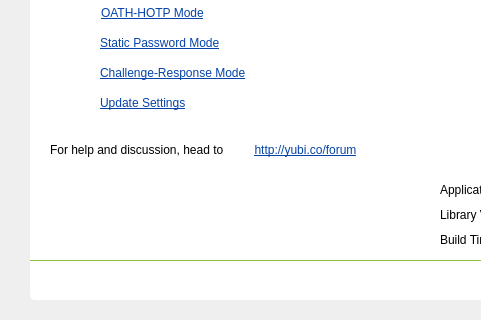
Before: the Qt Designer form src/ui/aboutpage.ui in Yubico/yubikey-personalization-gui, drawn with Qt 5; both pictures show x 0 to 481 and y 230 to 550 of the 730 by 650 pixel window.
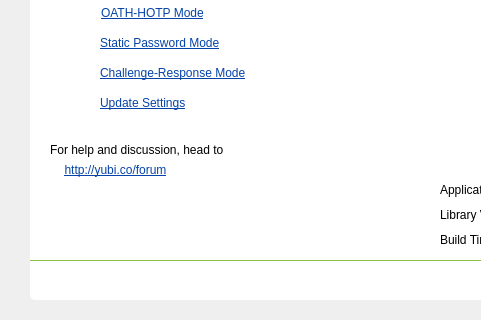
After: the same form once the commit is applied. Icons and pictures are not drawn.

Commit message: move the support link to it's own line

```diff
--- a/src/ui/aboutpage.ui
+++ b/src/ui/aboutpage.ui
@@ -464,8 +464,8 @@
    <widget class="QPushButton" name="supportBtn">
     <property name="geometry">
      <rect>
-      <x>210</x>
-      <y>290</y>
+      <x>20</x>
+      <y>310</y>
       <width>131</width>
       <height>20</height>
      </rect>
```
